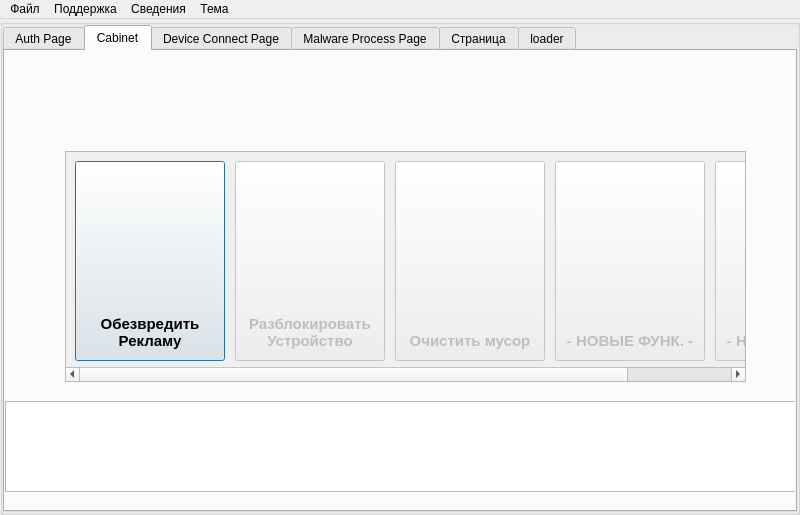
Above: ui/mainwindow.ui from badcast/adskiller before the change. Below: the same form after it.
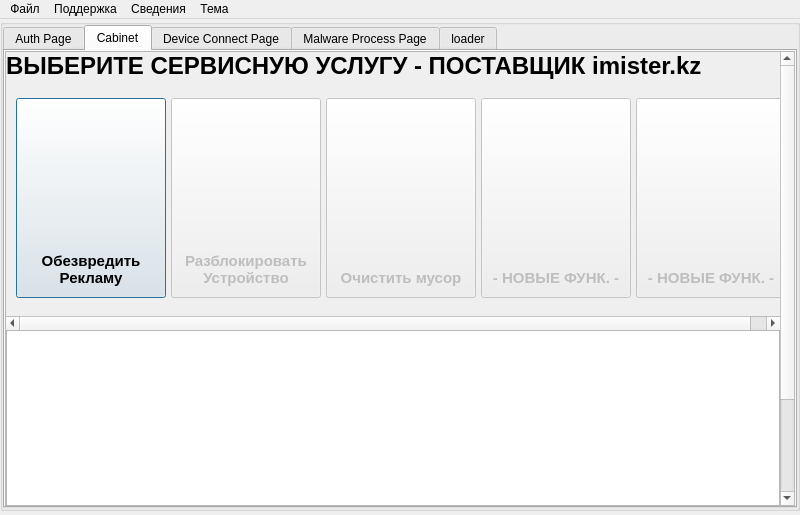
That is the form after the change. The open tabs and pages were chosen to show the change. Icons and pictures are not drawn.

Diff of the .ui file:
```diff
--- a/ui/mainwindow.ui
+++ b/ui/mainwindow.ui
@@ -42,21 +42,15 @@
    <string notr="true"/>
   </property>
   <widget class="QWidget" name="centralwidget">
-   <layout class="QGridLayout" name="gridLayout">
-    <property name="leftMargin">
-     <number>0</number>
-    </property>
-    <property name="topMargin">
-     <number>0</number>
-    </property>
-    <property name="rightMargin">
-     <number>0</number>
-    </property>
-    <property name="bottomMargin">
-     <number>0</number>
-    </property>
-    <item row="0" column="0">
      <widget class="QGroupBox" name="contentLayout">
+    <property name="geometry">
+     <rect>
+      <x>0</x>
+      <y>0</y>
+      <width>800</width>
+      <height>492</height>
+     </rect>
+    </property>
       <layout class="QGridLayout" name="_2">
        <property name="leftMargin">
         <number>0</number>
@@ -202,58 +196,118 @@
           <attribute name="title">
            <string>Cabinet</string>
           </attribute>
-          <widget class="QTableView" name="authInfo">
+        <layout class="QGridLayout" name="gridLayout_6">
+         <property name="leftMargin">
+          <number>0</number>
+         </property>
+         <property name="topMargin">
+          <number>0</number>
+         </property>
+         <property name="rightMargin">
+          <number>0</number>
+         </property>
+         <property name="bottomMargin">
+          <number>0</number>
+         </property>
+         <property name="spacing">
+          <number>0</number>
+         </property>
+         <item row="0" column="0">
+          <widget class="QScrollArea" name="scrollArea_3">
+           <property name="verticalScrollBarPolicy">
+            <enum>Qt::ScrollBarPolicy::ScrollBarAlwaysOn</enum>
+           </property>
+           <property name="horizontalScrollBarPolicy">
+            <enum>Qt::ScrollBarPolicy::ScrollBarAlwaysOff</enum>
+           </property>
+           <property name="widgetResizable">
+            <bool>true</bool>
+           </property>
+           <widget class="QWidget" name="scrollAreaWidgetContents_3">
            <property name="geometry">
             <rect>
              <x>0</x>
-             <y>350</y>
-             <width>791</width>
-             <height>91</height>
-            </rect>
-           </property>
-           <property name="editTriggers">
-            <set>QAbstractItemView::EditTrigger::NoEditTriggers</set>
-           </property>
-           <property name="selectionMode">
-            <enum>QAbstractItemView::SelectionMode::SingleSelection</enum>
-           </property>
-           <property name="selectionBehavior">
-            <enum>QAbstractItemView::SelectionBehavior::SelectRows</enum>
-           </property>
-          </widget>
+              <y>0</y>
+              <width>774</width>
+              <height>583</height>
+             </rect>
+            </property>
+            <layout class="QVBoxLayout" name="verticalLayout">
+             <property name="spacing">
+              <number>0</number>
+             </property>
+             <property name="leftMargin">
+              <number>0</number>
+             </property>
+             <property name="topMargin">
+              <number>0</number>
+             </property>
+             <property name="rightMargin">
+              <number>0</number>
+             </property>
+             <property name="bottomMargin">
+              <number>0</number>
+             </property>
+             <item>
+              <widget class="QLabel" name="label_6">
+               <property name="font">
+                <font>
+                 <pointsize>18</pointsize>
+                 <bold>true</bold>
+                </font>
+               </property>
+               <property name="text">
+                <string>ВЫБЕРИТЕ СЕРВИСНУЮ УСЛУГУ - ПОСТАВЩИК imister.kz</string>
+               </property>
+              </widget>
+             </item>
+             <item>
           <widget class="QScrollArea" name="scrollArea">
-           <property name="geometry">
-            <rect>
-             <x>60</x>
-             <y>100</y>
-             <width>681</width>
-             <height>231</height>
-            </rect>
+               <property name="minimumSize">
+                <size>
+                 <width>0</width>
+                 <height>250</height>
+                </size>
+               </property>
+               <property name="frameShape">
+                <enum>QFrame::Shape::NoFrame</enum>
+               </property>
+               <property name="frameShadow">
+                <enum>QFrame::Shadow::Plain</enum>
            </property>
            <property name="verticalScrollBarPolicy">
             <enum>Qt::ScrollBarPolicy::ScrollBarAlwaysOff</enum>
            </property>
+               <property name="sizeAdjustPolicy">
+                <enum>QAbstractScrollArea::SizeAdjustPolicy::AdjustToContents</enum>
+               </property>
            <property name="widgetResizable">
-            <bool>true</bool>
+                <bool>false</bool>
+               </property>
+               <property name="alignment">
+                <set>Qt::AlignmentFlag::AlignLeading|Qt::AlignmentFlag::AlignLeft|Qt::AlignmentFlag::AlignVCenter</set>
            </property>
            <widget class="QWidget" name="scrollAreaWidgetContents">
             <property name="geometry">
              <rect>
               <x>0</x>
               <y>0</y>
-              <width>810</width>
-              <height>220</height>
+                  <width>790</width>
+                  <height>236</height>
              </rect>
             </property>
             <layout class="QGridLayout" name="gridLayout_3">
              <item row="0" column="0">
               <layout class="QHBoxLayout" name="horizontalLayout" stretch="0,0,0,0,0">
                <property name="spacing">
-                <number>10</number>
+                    <number>5</number>
                </property>
                <property name="sizeConstraint">
                 <enum>QLayout::SizeConstraint::SetDefaultConstraint</enum>
                </property>
+                   <property name="rightMargin">
+                    <number>0</number>
+                   </property>
                <item>
                 <widget class="QPushButton" name="button_RemoveADSMalware">
                  <property name="minimumSize">
@@ -503,8 +557,42 @@
             </layout>
            </widget>
           </widget>
-         </widget>
-         <widget class="QWidget" name="tab1">
+             </item>
+             <item>
+              <widget class="QTableView" name="authInfo">
+               <property name="minimumSize">
+                <size>
+                 <width>0</width>
+                 <height>300</height>
+                </size>
+               </property>
+               <property name="autoScroll">
+                <bool>true</bool>
+               </property>
+               <property name="editTriggers">
+                <set>QAbstractItemView::EditTrigger::NoEditTriggers</set>
+               </property>
+               <property name="selectionMode">
+                <enum>QAbstractItemView::SelectionMode::SingleSelection</enum>
+               </property>
+               <property name="selectionBehavior">
+                <enum>QAbstractItemView::SelectionBehavior::SelectRows</enum>
+               </property>
+               <property name="showGrid">
+                <bool>true</bool>
+               </property>
+               <property name="gridStyle">
+                <enum>Qt::PenStyle::DashDotDotLine</enum>
+               </property>
+              </widget>
+             </item>
+            </layout>
+           </widget>
+          </widget>
+         </item>
+        </layout>
+       </widget>
+       <widget class="QWidget" name="page_devices">
           <attribute name="title">
            <string>Device Connect Page</string>
           </attribute>
@@ -845,12 +933,7 @@
            </layout>
           </widget>
          </widget>
-         <widget class="QWidget" name="tab_4">
-          <attribute name="title">
-           <string>Страница</string>
-          </attribute>
-         </widget>
-         <widget class="QWidget" name="tab_loader">
+       <widget class="QWidget" name="page_loader">
           <attribute name="title">
            <string>loader</string>
           </attribute>
@@ -916,8 +999,6 @@
        </item>
       </layout>
      </widget>
-    </item>
-   </layout>
   </widget>
   <widget class="QMenuBar" name="menubar">
    <property name="geometry">
```
Left out of the diff: 38 changed lines with no effect on the pictures. Lines whose indentation alone changed are shown as unchanged.
